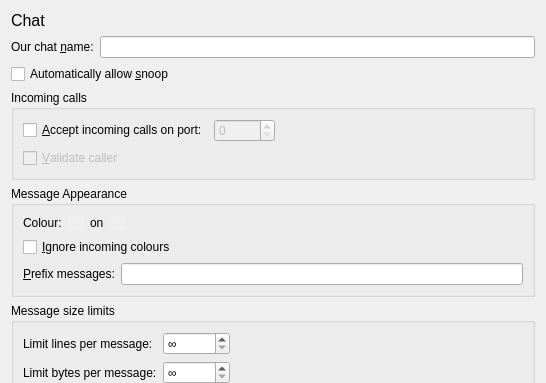
Qt form smushclient-qt/cpp/ui/prefs/chat.ui (jnbooth/smushclient) before a commit; both pictures show x 0 to 546 and y 0 to 383 of the 546 by 611 pixel window.
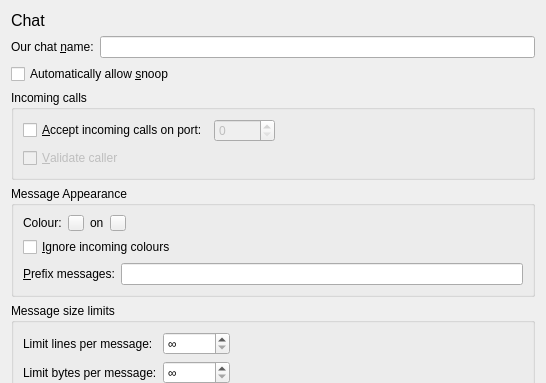
The same form after that commit. Icons and pictures are not drawn. Custom widgets are drawn as their Qt base class.

The edit to the form file:
```diff
--- a/smushclient-qt/cpp/ui/prefs/chat.ui
+++ b/smushclient-qt/cpp/ui/prefs/chat.ui
@@ -141,18 +141,6 @@
             <height>16</height>
            </size>
           </property>
-          <property name="autoFillBackground">
-           <bool>true</bool>
-          </property>
-          <property name="text">
-           <string/>
-          </property>
-          <property name="flat">
-           <bool>true</bool>
-          </property>
-          <property name="autoRaise" stdset="0">
-           <bool>false</bool>
-          </property>
          </widget>
         </item>
         <item>
@@ -170,15 +158,6 @@
             <height>16</height>
            </size>
           </property>
-          <property name="autoFillBackground">
-           <bool>true</bool>
-          </property>
-          <property name="text">
-           <string/>
-          </property>
-          <property name="flat">
-           <bool>true</bool>
-          </property>
          </widget>
         </item>
         <item>
@@ -345,7 +324,7 @@
  <customwidgets>
   <customwidget>
    <class>ColorPickerButton</class>
-   <extends>QPushButton</extends>
+   <extends>QToolButton</extends>
    <header>colorpickerbutton.h</header>
   </customwidget>
  </customwidgets>
```
